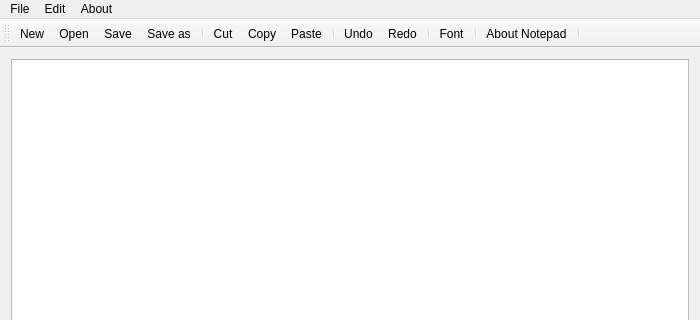
Above: mainwindow.ui from demetriushenry/NotepadQt before the change; both pictures show x 0 to 700 and y 0 to 320 of the 700 by 484 pixel window. Below: the same form after it.
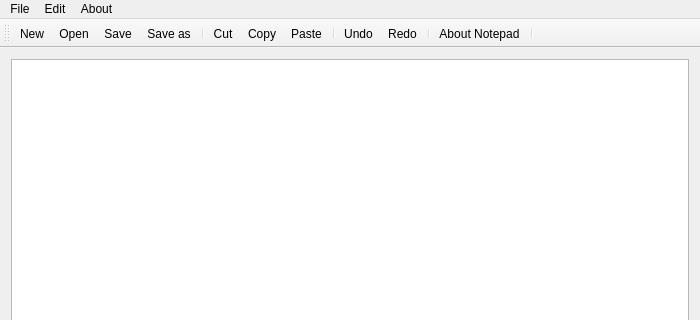
That is the form after the change.

The edit to the form file:
```diff
--- a/mainwindow.ui
+++ b/mainwindow.ui
@@ -81,8 +81,6 @@
    <addaction name="actionUndo"/>
    <addaction name="actionRedo"/>
    <addaction name="separator"/>
-   <addaction name="actionFont"/>
-   <addaction name="separator"/>
    <addaction name="actionAbout_Notepad"/>
    <addaction name="separator"/>
   </widget>
```
Left out of the diff: 25 changed lines with no effect on the pictures.
